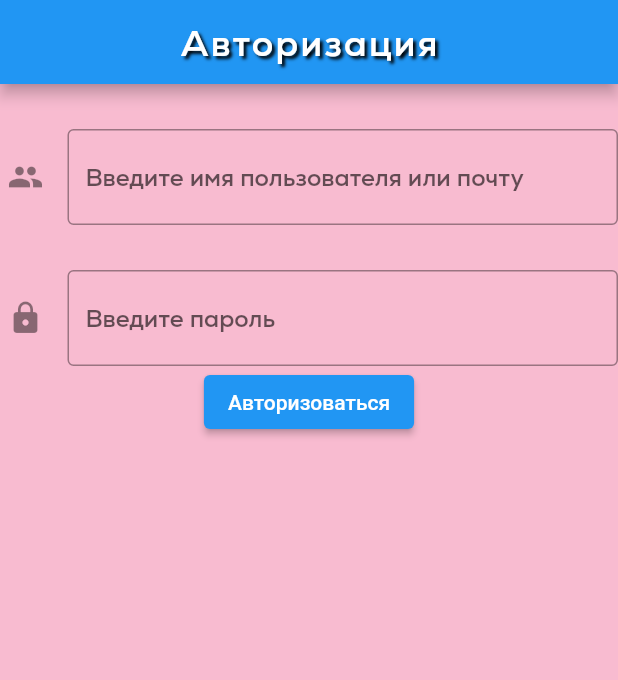
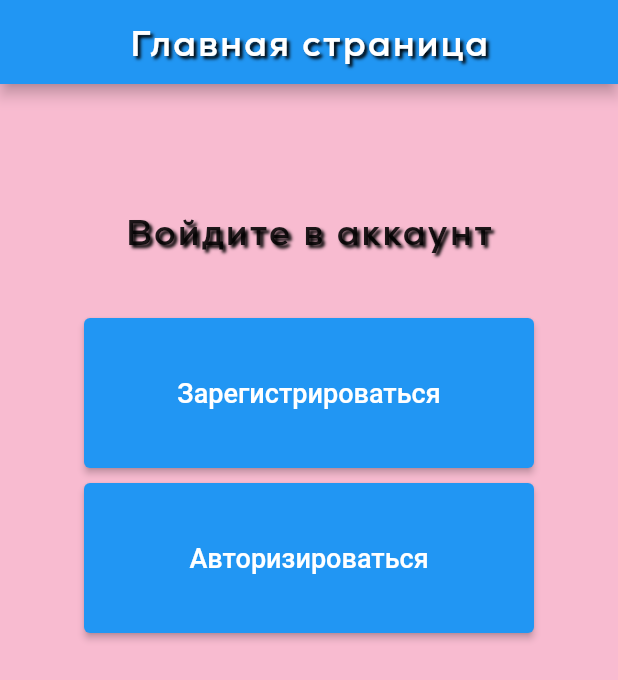
Before and after one commit to SebrianFoxy/Mobile_Project, a Flutter app: the screen it shows after launch, on a phone screen of 412 x 824 dp. Shown: the top 680 px of the screen. Run offline on Flutter 3.47's test engine with Material 2 defaults, Android fonts, the phone set to English and light mode, and no system bars; our stand-ins replace supabase_flutter; accounts and stored records are empty.

Commit message:
Добавлена начальная страница

```diff
--- a/lib/main.dart
+++ b/lib/main.dart
@@ -1,6 +1,8 @@
+import 'package:cognitivyskills/ui/startHome.dart';
 import 'package:flutter/material.dart';
 import 'ui/registration.dart';
 import 'ui/authorization.dart';
+import 'ui/startHome.dart';
 import 'package:supabase_flutter/supabase_flutter.dart';
 
 
@@ -15,6 +17,6 @@ Future<void> main() async {
     theme: ThemeData(
       primaryColor: Colors.deepOrange,
     ),
-    home: authorization(),
+    home: startHome(),
   ));
 }
--- a/lib/ui/registration.dart
+++ b/lib/ui/registration.dart
@@ -75,7 +75,9 @@ class _registrationState extends State<registration> {
                     if (value!.length >= 20 && value.isNotEmpty) {
                       return "Имя пользователя должен содержать не более 20 символов";
                     }
-
+                    else if(!RegExp(r'^[a-zA-Z0-9_]{4,20}$').hasMatch(value)){
+                      return 'Присутствуют недопустимые символы';
+                    }
                     else if (value.length < 4 || value.isEmpty) {
                       return "Имя пользователя должен содержать не менее 4 символов";
                     }
--- /dev/null
+++ b/lib/ui/startHome.dart
@@ -0,0 +1,117 @@
+import 'package:flutter/material.dart';
+import './registration.dart';
+import './authorization.dart';
+
+class startHome extends StatefulWidget {
+  const startHome({super.key});
+
+  @override
+  State<startHome> createState() => _startHome();
+}
+
+class _startHome extends State<startHome> {
+  @override
+
+  Widget build(BuildContext context) {
+    return Scaffold(
+      backgroundColor: Colors.pink[100],
+      appBar: AppBar(
+        title: Text('Главная страница',
+            style: TextStyle(
+              fontSize: 24,
+              fontWeight: FontWeight.bold,
+              letterSpacing: 1.5,
+              fontFamily: 'Nexa',
+              shadows: [
+                Shadow(
+                  color: Colors.black,
+                  blurRadius: 2,
+                  offset: Offset(2, 2),
+                ),
+              ],
+            )),
+        centerTitle: true,
+      ),
+      body: SafeArea(
+        child: Row(
+          mainAxisAlignment: MainAxisAlignment.center,
+          children: [
+            Column(
+              children: [
+                Padding(padding: EdgeInsets.only(top: 80),),
+                Text('Войдите в аккаунт', style: TextStyle(
+                  fontSize: 24,
+                  fontWeight: FontWeight.bold,
+                  letterSpacing: 1.5,
+                  fontFamily: 'Nexa',
+                  shadows: [
+                    Shadow(
+                      color: Colors.black,
+                      blurRadius: 2,
+                      offset: Offset(2, 2),
+                ),
+              ],
+            )),
+            Padding(padding: EdgeInsets.only(top: 40),),
+            ElevatedButton(
+              style: ElevatedButton.styleFrom(
+              minimumSize: Size(300, 100),
+            ),
+              onPressed: () {
+                Navigator.push(
+                  context,
+                  PageRouteBuilder(
+                    pageBuilder: (context, animation, secondaryAnimation) =>
+                        registration(),
+                    transitionsBuilder:
+                        (context, animation, secondaryAnimation, child) {
+                      return SlideTransition(
+                        position: Tween<Offset>(
+                          begin: const Offset(1.0, 0.0),
+                          end: Offset.zero,
+                        ).animate(animation),
+                        child: child,
+                      );
+                    },
+                  ),
+                );
+              },
+              child: const Text('Зарегистрироваться',style: TextStyle(
+                  fontSize: 18)),
+            ),
+            Padding(padding: EdgeInsets.only(top: 10),),
+            ElevatedButton(
+              style: ElevatedButton.styleFrom(
+              minimumSize: Size(300, 100),
+            ),
+              onPressed: () {
+                Navigator.push(
+                  context,
+                  PageRouteBuilder(
+                    pageBuilder: (context, animation, secondaryAnimation) =>
+                        authorization(),
+                    transitionsBuilder:
+                        (context, animation, secondaryAnimation, child) {
+                      return SlideTransition(
+                        position: Tween<Offset>(
+                          begin: const Offset(1.0, 0.0),
+                          end: Offset.zero,
+                        ).animate(animation),
+                        child: child,
+                      );
+                    },
+                  ),
+                );
+              },
+              child: const Text('Авторизироваться',style: TextStyle(
+                  fontSize: 18)),
+            ),
+                ],
+              )
+          ]
+          )
+      ),
+    );
+
+  }
+}
```
